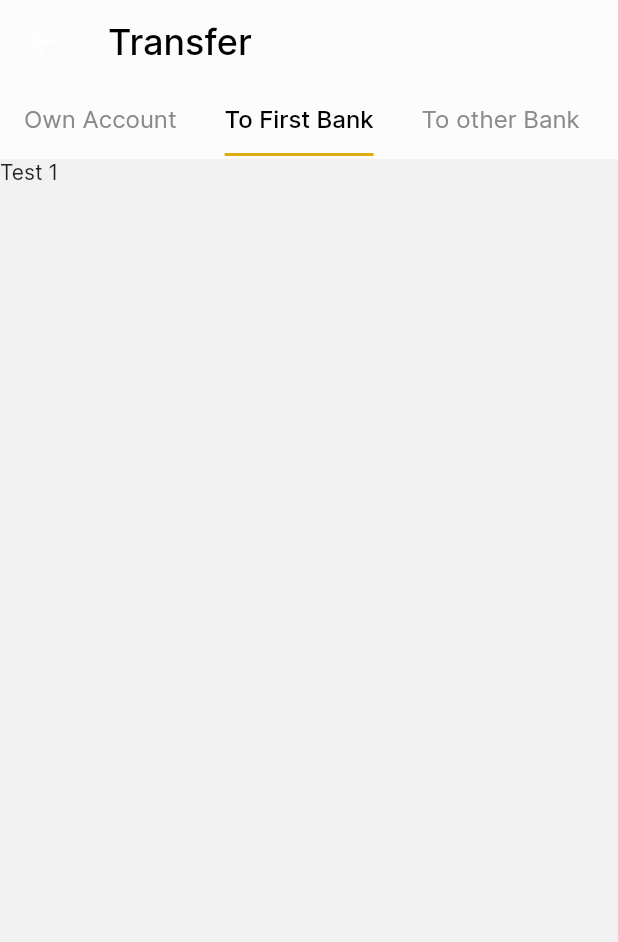
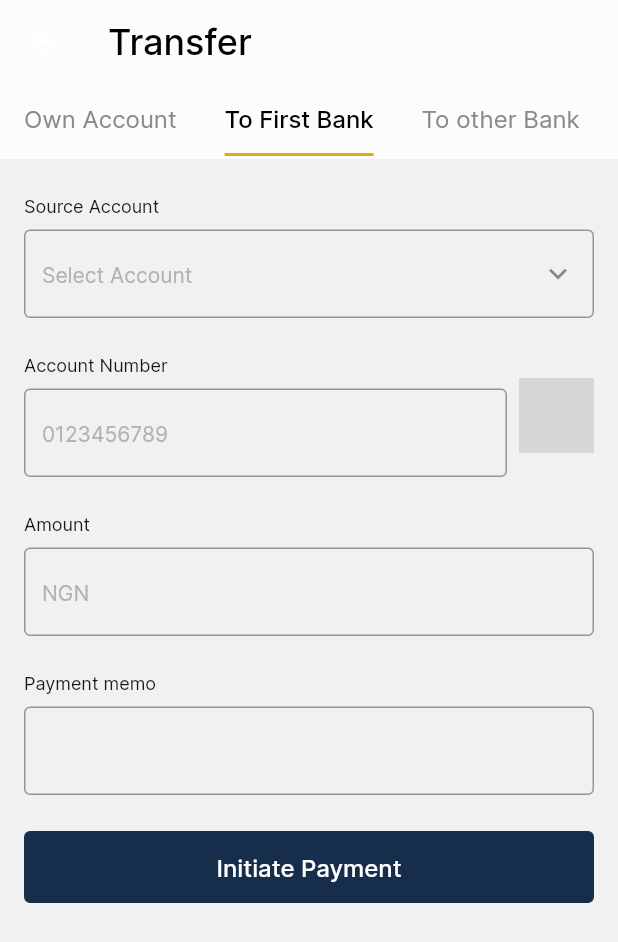
Before and after one commit to Tolulope05/firstbank_cib, a Flutter app: the TransfersScreen screen opened by its route, tab 2 chosen, on a phone screen of 412 x 824 dp. Shown: the top 942 px of the screen. Run offline on Flutter 3.47's test engine with Material 2 defaults, Android fonts, the phone set to English and light mode, and no system bars; our stand-ins replace flutter_svg, get, pinput, smooth_page_indicator; grey boxes are pictures that could not be loaded.

Commit message:
removed flexible

```diff
--- a/lib/view/dashboard/transaction_details_screen.dart
+++ b/lib/view/dashboard/transaction_details_screen.dart
@@ -241,7 +241,6 @@
   @override
   Widget build(BuildContext context) {
     return SingleChildScrollView(
-      child: Flexible(
       child: Column(
         children: const [
           ApprovalchildPosition(
@@ -274,7 +273,6 @@
           ),
         ],
       ),
-      ),
     );
   }
 }
@@ -287,7 +285,6 @@
   @override
   Widget build(BuildContext context) {
     return SingleChildScrollView(
-      child: Flexible(
       child: Column(
         children: [
           Container(
@@ -430,7 +427,6 @@
           const SizedBox(height: 100),
         ],
       ),
-      ),
     );
   }
 }
--- a/lib/view/transfers/transfers_screen.dart
+++ b/lib/view/transfers/transfers_screen.dart
@@ -1,3 +1,4 @@
+import 'package:firstbank_cib/utils/utils.dart';
 import 'package:firstbank_cib/widgets/app_button.dart';
 import 'package:firstbank_cib/widgets/initiate_payment_dialogue.dart';
 import 'package:flutter/material.dart';
@@ -86,9 +87,7 @@
               controller: _tabController,
               children: [
                 const OwnAccountTabView(),
-                Container(
-                  child: const Text("Test 1"),
-                ),
+                const FirstBankTabview(),
                 Container(
                   child: const Text("Test 1"),
                 ),
@@ -113,7 +112,6 @@
   Widget build(BuildContext context) {
     final controller = Get.find<TransferScreenViewModel>();
     return SingleChildScrollView(
-      child: Flexible(
       child: Column(
         children: [
           Padding(
@@ -189,6 +187,113 @@
               )),
         ],
       ),
+    );
+  }
+}
+
+class FirstBankTabview extends StatelessWidget {
+  const FirstBankTabview({
+    super.key,
+  });
+
+  @override
+  Widget build(BuildContext context) {
+    final controller = Get.find<TransferScreenViewModel>();
+    return SingleChildScrollView(
+      child: Column(
+        children: [
+          Padding(
+            padding: const EdgeInsets.only(
+              top: 24,
+              right: 16.0,
+              left: 16.0,
+            ),
+            child: AppTextFieldInput(
+              controller: controller.firstBankAccountController,
+              headerText: 'Source Account',
+              hintText: 'Select Account',
+              suffixIcon: const RotatedBox(
+                quarterTurns: 45,
+                child: Icon(Icons.chevron_right),
+              ),
+            ),
+          ),
+          Padding(
+            padding: const EdgeInsets.only(
+              top: 24,
+              right: 16.0,
+              left: 16.0,
+            ),
+            child: Row(
+              mainAxisAlignment: MainAxisAlignment.end,
+              children: [
+                Flexible(
+                  child: AppTextFieldInput(
+                    controller: controller.beneficialAccountController,
+                    headerText: 'Account Number',
+                    hintText: '0123456789',
+                  ),
+                ),
+                InkWell(
+                  onTap: () {},
+                  child: Container(
+                    margin: const EdgeInsets.only(left: 8),
+                    decoration: BoxDecoration(
+                      color: AppColors.primaryColorDeep,
+                      borderRadius: BorderRadius.circular(4),
+                    ),
+                    height: 50,
+                    width: 50,
+                    child: Utils.renderSVGImage(
+                        assetName: "assets/images/three_head.svg",
+                        height: 20.0,
+                        width: 20.0,
+                        color: Color(0xffffffff)),
+                  ),
+                ),
+              ],
+            ),
+          ),
+          Padding(
+            padding: const EdgeInsets.only(
+              top: 24,
+              right: 16.0,
+              left: 16.0,
+            ),
+            child: AppTextFieldInput(
+              controller: controller.beneficialAccountController,
+              headerText: 'Amount',
+              hintText: 'NGN',
+            ),
+          ),
+          Padding(
+            padding: const EdgeInsets.only(
+              top: 24,
+              right: 16.0,
+              left: 16.0,
+            ),
+            child: AppTextFieldInput(
+              controller: controller.beneficialAccountController,
+              headerText: 'Payment memo',
+              hintText: '',
+            ),
+          ),
+          Padding(
+              padding: const EdgeInsets.only(
+                top: 24,
+                right: 16.0,
+                left: 16.0,
+              ),
+              child: AppButton(
+                onTap: () {
+                  showDialog(
+                    context: context,
+                    builder: (context) => const InitiatePaymentDialogue(),
+                  );
+                },
+                text: 'Initiate Payment',
+              )),
+        ],
       ),
     );
   }
--- a/lib/view_model/transfer_screen_view_model.dart
+++ b/lib/view_model/transfer_screen_view_model.dart
@@ -6,4 +6,10 @@
   TextEditingController sourceAccountController = TextEditingController();
   TextEditingController beneficialAccountController = TextEditingController();
   TextEditingController amountAccountController = TextEditingController();
+// firstbank account number
+  TextEditingController firstBankAccountController = TextEditingController();
+  TextEditingController firstBankBeneficialAccountController =
+      TextEditingController();
+  TextEditingController firstBankAmountAccountController =
+      TextEditingController();
 }
```
Lines whose indentation alone changed are shown as unchanged.
